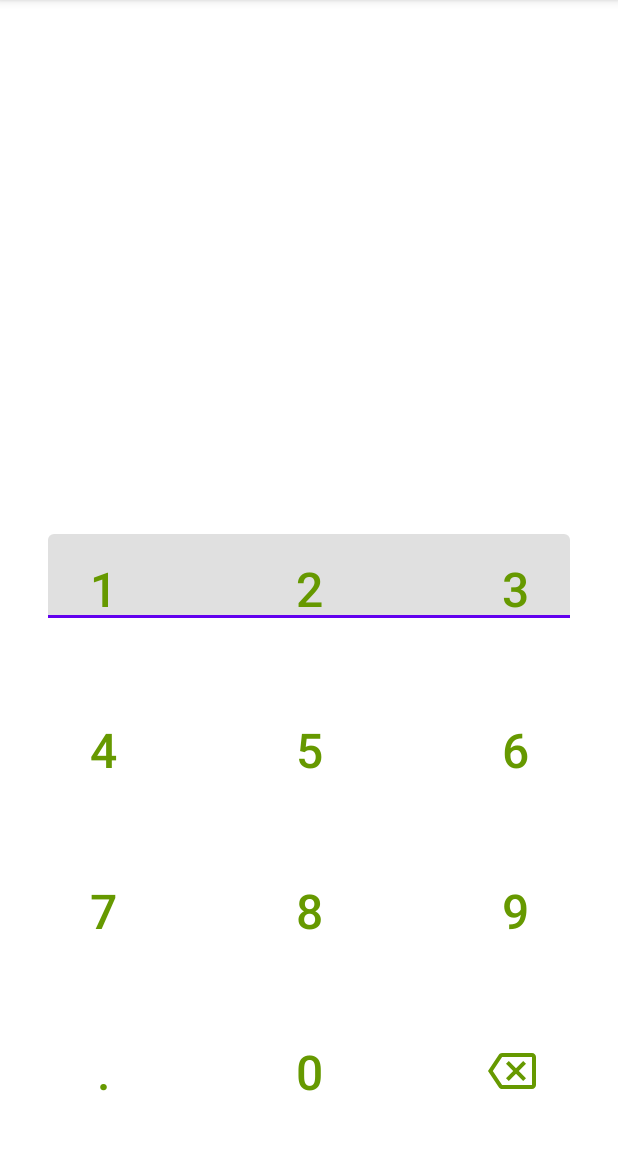
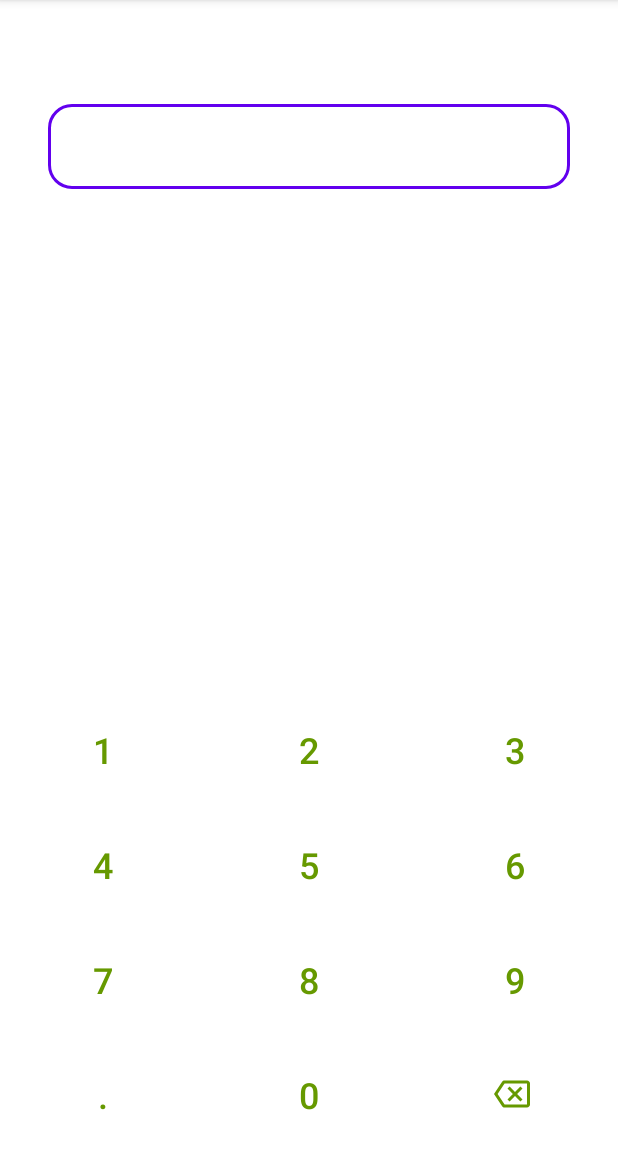
Before and after one commit to Damercy/CustomKeyboard, an Android app: the screen it shows after launch (MainActivity), on a phone screen of 412 x 824 dp, the part 84-1236 px from its top. Run offline under Robolectric (Android 15) with nearby library versions, the phone set to English and light mode, and no system bars.

Commit message:
Added input listeners

```diff
--- a/app/src/main/java/com/dayaonweb/slashinput/MainActivity.kt
+++ b/app/src/main/java/com/dayaonweb/slashinput/MainActivity.kt
@@ -22,6 +22,7 @@
         // prevent system keyboard from appearing when EditText is tapped
         inputEditText.setRawInputType(InputType.TYPE_CLASS_TEXT)
         inputEditText.setTextIsSelectable(true)
+        inputEditText.showSoftInputOnFocus = false
 
         // pass the InputConnection from the EditText to the keyboard
         val inputConnection = inputEditText.onCreateInputConnection(EditorInfo())
--- a/app/src/main/java/com/dayaonweb/slashinput/SlashInputKeyboard.kt
+++ b/app/src/main/java/com/dayaonweb/slashinput/SlashInputKeyboard.kt
@@ -1,6 +1,7 @@
 package com.dayaonweb.slashinput
 
 import android.content.Context
+import android.text.TextUtils
 import android.util.AttributeSet
 import android.view.LayoutInflater
 import android.view.View
@@ -38,7 +39,9 @@
     private var inputConnection: InputConnection? = null
 
     init {
-        LayoutInflater.from(context).inflate(R.layout.keyboard, this, true)
+        LayoutInflater.from(context)
+            .inflate(R.layout.keyboard, this, true) // Might need to call for each resource change
+        rootView.setBackgroundColor(resources.getColor(R.color.white, null))
         initializeKeyboard(context)
     }
 
@@ -104,8 +107,25 @@
 
 
     // Called for a click to entire keyboard
-    override fun onClick(v: View?) {
+    override fun onClick(view: View?) {
+        if (inputConnection == null || view == null) return
 
+        // If delete is pressed, handle accordingly
+        if (view.id == R.id.button_clear) {
+            val selectedText = inputConnection?.getSelectedText(0)
+            if (TextUtils.isEmpty(selectedText))
+                inputConnection?.deleteSurroundingText(1, 0) // Delete previous character
+            else
+                inputConnection?.commitText("", 1) // Delete selection
+        } else {
+            // Some other key is pressed
+            val pressedKeyValue = keyIdToString[view.id]
+            inputConnection?.commitText(pressedKeyValue, 1)
+        }
+    }
+
+    companion object {
+        private const val TAG = "SlashInputKeyboard"
     }
 
 }
--- a/app/src/main/res/layout/activity_main.xml
+++ b/app/src/main/res/layout/activity_main.xml
@@ -1,5 +1,6 @@
 <?xml version="1.0" encoding="utf-8"?>
 <RelativeLayout xmlns:android="http://schemas.android.com/apk/res/android"
+    xmlns:app="http://schemas.android.com/apk/res-auto"
     xmlns:tools="http://schemas.android.com/tools"
     android:layout_width="match_parent"
     android:layout_height="match_parent"
@@ -7,16 +8,23 @@
 
     <com.google.android.material.textfield.TextInputLayout
         android:id="@+id/tilParent"
+        style="@style/Widget.MaterialComponents.TextInputLayout.OutlinedBox"
         android:layout_width="match_parent"
         android:layout_height="wrap_content"
+        android:layout_alignParentTop="true"
         android:layout_centerInParent="true"
         android:layout_marginHorizontal="32dp"
-        android:text="Hello World!">
+        android:layout_marginTop="64dp"
+        app:boxCornerRadiusBottomEnd="16dp"
+        app:boxCornerRadiusBottomStart="16dp"
+        app:boxCornerRadiusTopEnd="16dp"
+        app:boxCornerRadiusTopStart="16dp">
 
         <com.google.android.material.textfield.TextInputEditText
             android:id="@+id/etInput"
             android:layout_width="match_parent"
-            android:layout_height="wrap_content" />
+            android:layout_height="wrap_content"
+            android:focusable="true" />
 
     </com.google.android.material.textfield.TextInputLayout>
 
@@ -24,7 +32,6 @@
         android:id="@+id/keyboard"
         android:layout_width="match_parent"
         android:layout_height="wrap_content"
-        android:layout_alignParentBottom="true"
-        android:orientation="vertical" />
+        android:layout_alignParentBottom="true" />
 
 </RelativeLayout>
--- a/app/src/main/res/layout/keyboard.xml
+++ b/app/src/main/res/layout/keyboard.xml
@@ -13,54 +13,39 @@
 
             <com.google.android.material.button.MaterialButton
                 android:id="@+id/button_1"
+                style="?attr/buttonBarButtonStyle"
                 android:layout_width="0dp"
                 android:layout_height="wrap_content"
                 android:layout_weight="1"
-                style="?attr/buttonBarButtonStyle"
-                app:rippleColor="@android:color/darker_gray"
-                android:insetLeft="0dp"
-                android:insetTop="0dp"
-                android:insetRight="0dp"
-                android:insetBottom="0dp"
-                android:padding="32dp"
+                android:padding="16dp"
                 android:text="1"
                 android:textColor="@android:color/holo_green_dark"
-                android:textSize="32sp"
-                app:iconGravity="textStart" />
+                android:textSize="24sp"
+                app:rippleColor="@android:color/darker_gray" />
 
             <com.google.android.material.button.MaterialButton
                 android:id="@+id/button_2"
+                style="?attr/buttonBarButtonStyle"
                 android:layout_width="0dp"
                 android:layout_height="wrap_content"
-                style="?attr/buttonBarButtonStyle"
-                app:rippleColor="@android:color/darker_gray"
                 android:layout_weight="1"
-                android:insetLeft="0dp"
-                android:insetTop="0dp"
-                android:insetRight="0dp"
-                android:insetBottom="0dp"
-                android:padding="32dp"
+                android:padding="16dp"
                 android:text="2"
                 android:textColor="@android:color/holo_green_dark"
-                android:textSize="32sp"
-                app:iconGravity="textStart" />
+                android:textSize="24sp"
+                app:rippleColor="@android:color/darker_gray" />
 
             <com.google.android.material.button.MaterialButton
                 android:id="@+id/button_3"
+                style="?attr/buttonBarButtonStyle"
                 android:layout_width="0dp"
                 android:layout_height="wrap_content"
                 android:layout_weight="1"
-                style="?attr/buttonBarButtonStyle"
-                app:rippleColor="@android:color/darker_gray"
-                android:insetLeft="0dp"
-                android:insetTop="0dp"
-                android:insetRight="0dp"
-                android:insetBottom="0dp"
-                android:padding="32dp"
+                android:padding="16dp"
                 android:text="3"
                 android:textColor="@android:color/holo_green_dark"
-                android:textSize="32sp"
-                app:iconGravity="textStart" />
+                android:textSize="24sp"
+                app:rippleColor="@android:color/darker_gray" />
 
         </LinearLayout>
 
@@ -71,54 +56,40 @@
 
             <com.google.android.material.button.MaterialButton
                 android:id="@+id/button_4"
+                style="?attr/buttonBarButtonStyle"
                 android:layout_width="0dp"
                 android:layout_height="wrap_content"
                 android:layout_weight="1"
-                style="?attr/buttonBarButtonStyle"
-                app:rippleColor="@android:color/darker_gray"
-                android:insetLeft="0dp"
-                android:insetTop="0dp"
-                android:insetRight="0dp"
-                android:insetBottom="0dp"
-                android:padding="32dp"
+                android:padding="16dp"
                 android:text="4"
                 android:textColor="@android:color/holo_green_dark"
-                android:textSize="32sp"
-                app:iconGravity="textStart" />
+                android:textSize="24sp"
+
+                app:rippleColor="@android:color/darker_gray" />
 
             <com.google.android.material.button.MaterialButton
                 android:id="@+id/button_5"
+                style="?attr/buttonBarButtonStyle"
                 android:layout_width="0dp"
                 android:layout_height="wrap_content"
                 android:layout_weight="1"
-                style="?attr/buttonBarButtonStyle"
-                app:rippleColor="@android:color/darker_gray"
-                android:insetLeft="0dp"
-                android:insetTop="0dp"
-                android:insetRight="0dp"
-                android:insetBottom="0dp"
-                android:padding="32dp"
+                android:padding="16dp"
                 android:text="5"
                 android:textColor="@android:color/holo_green_dark"
-                android:textSize="32sp"
-                app:iconGravity="textStart" />
+                android:textSize="24sp"
+                app:rippleColor="@android:color/darker_gray" />
 
             <com.google.android.material.button.MaterialButton
                 android:id="@+id/button_6"
+                style="?attr/buttonBarButtonStyle"
                 android:layout_width="0dp"
                 android:layout_height="wrap_content"
                 android:layout_weight="1"
-                style="?attr/buttonBarButtonStyle"
-                app:rippleColor="@android:color/darker_gray"
-                android:insetLeft="0dp"
-                android:insetTop="0dp"
-                android:insetRight="0dp"
-                android:insetBottom="0dp"
-                android:padding="32dp"
+                android:padding="16dp"
                 android:text="6"
                 android:textColor="@android:color/holo_green_dark"
-                android:textSize="32sp"
-                app:iconGravity="textStart" />
+                android:textSize="24sp"
+                app:rippleColor="@android:color/darker_gray" />
 
         </LinearLayout>
 
@@ -129,55 +100,39 @@
 
             <com.google.android.material.button.MaterialButton
                 android:id="@+id/button_7"
+                style="?attr/buttonBarButtonStyle"
                 android:layout_width="0dp"
                 android:layout_height="wrap_content"
                 android:layout_weight="1"
-                style="?attr/buttonBarButtonStyle"
-                app:rippleColor="@android:color/darker_gray"
-                android:insetLeft="0dp"
-                android:insetTop="0dp"
-                android:insetRight="0dp"
-                android:insetBottom="0dp"
-                android:padding="32dp"
+                android:padding="16dp"
                 android:text="7"
                 android:textColor="@android:color/holo_green_dark"
-                android:textSize="32sp"
-                app:iconGravity="textStart" />
+                android:textSize="24sp"
+                app:rippleColor="@android:color/darker_gray" />
 
             <com.google.android.material.button.MaterialButton
                 android:id="@+id/button_8"
+                style="?attr/buttonBarButtonStyle"
                 android:layout_width="0dp"
                 android:layout_height="wrap_content"
                 android:layout_weight="1"
-                style="?attr/buttonBarButtonStyle"
-                app:rippleColor="@android:color/darker_gray"
-                android:insetLeft="0dp"
-                android:insetTop="0dp"
-                android:insetRight="0dp"
-                android:insetBottom="0dp"
-                android:padding="32dp"
+                android:padding="16dp"
                 android:text="8"
                 android:textColor="@android:color/holo_green_dark"
-                android:textSize="32sp"
-                app:iconGravity="textStart" />
+                android:textSize="24sp"
+                app:rippleColor="@android:color/darker_gray" />
 
             <com.google.android.material.button.MaterialButton
                 android:id="@+id/button_9"
-
+                style="?attr/buttonBarButtonStyle"
                 android:layout_width="0dp"
                 android:layout_height="wrap_content"
                 android:layout_weight="1"
-                style="?attr/buttonBarButtonStyle"
-                app:rippleColor="@android:color/darker_gray"
-                android:insetLeft="0dp"
-                android:insetTop="0dp"
-                android:insetRight="0dp"
-                android:insetBottom="0dp"
-                android:padding="32dp"
+                android:padding="16dp"
                 android:text="9"
                 android:textColor="@android:color/holo_green_dark"
-                android:textSize="32sp"
-                app:iconGravity="textStart" />
+                android:textSize="24sp"
+                app:rippleColor="@android:color/darker_gray" />
 
         </LinearLayout>
 
@@ -188,58 +143,44 @@
 
             <com.google.android.material.button.MaterialButton
                 android:id="@+id/button_dot"
-
+                style="?attr/buttonBarButtonStyle"
                 android:layout_width="0dp"
                 android:layout_height="wrap_content"
                 android:layout_weight="1"
-                style="?attr/buttonBarButtonStyle"
-                app:rippleColor="@android:color/darker_gray"
-                android:insetLeft="0dp"
-                android:insetTop="0dp"
-                android:insetRight="0dp"
-                android:insetBottom="0dp"
-                android:padding="32dp"
+                android:padding="16dp"
                 android:text="."
                 android:textColor="@android:color/holo_green_dark"
-                android:textSize="32sp"
-                app:iconGravity="textStart" />
+                android:textSize="24sp"
+                app:iconGravity="textStart"
+                app:rippleColor="@android:color/darker_gray" />
 
             <com.google.android.material.button.MaterialButton
                 android:id="@+id/button_0"
-
+                style="?attr/buttonBarButtonStyle"
                 android:layout_width="0dp"
                 android:layout_height="wrap_content"
                 android:layout_weight="1"
-                style="?attr/buttonBarButtonStyle"
-                app:rippleColor="@android:color/darker_gray"
-                android:insetLeft="0dp"
-                android:insetTop="0dp"
-                android:insetRight="0dp"
-                android:insetBottom="0dp"
-                android:padding="32dp"
+                android:padding="16dp"
                 android:text="0"
                 android:textColor="@android:color/holo_green_dark"
-                android:textSize="32sp"
-                app:iconGravity="textStart" />
+                android:textSize="24sp"
+                app:iconGravity="textStart"
+                app:rippleColor="@android:color/darker_gray" />
 
             <com.google.android.material.button.MaterialButton
                 android:id="@+id/button_clear"
+                style="?attr/buttonBarButtonStyle"
                 android:layout_width="0dp"
                 android:layout_height="wrap_content"
                 android:layout_weight="1"
-                style="?attr/buttonBarButtonStyle"
-                app:rippleColor="@android:color/darker_gray"
-                android:insetLeft="0dp"
-                android:insetTop="0dp"
-                android:insetRight="0dp"
-                android:insetBottom="0dp"
-                android:padding="32dp"
+                android:padding="16dp"
                 android:textColor="@android:color/holo_green_dark"
-                android:textSize="32sp"
+                android:textSize="24sp"
                 app:icon="@drawable/outline_backspace_black_24dp"
                 app:iconGravity="textStart"
-                app:iconSize="32dp"
-                app:iconTint="@android:color/holo_green_dark" />
+                app:iconSize="24dp"
+                app:iconTint="@android:color/holo_green_dark"
+                app:rippleColor="@android:color/darker_gray" />
 
         </LinearLayout>
     </LinearLayout>
```
